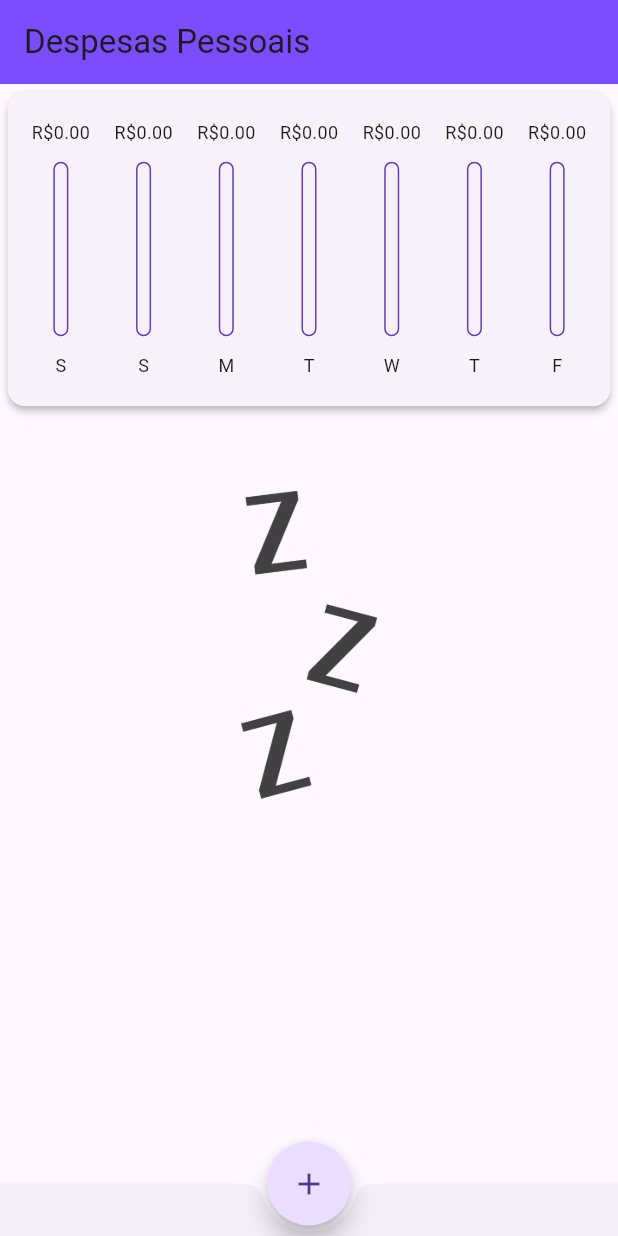
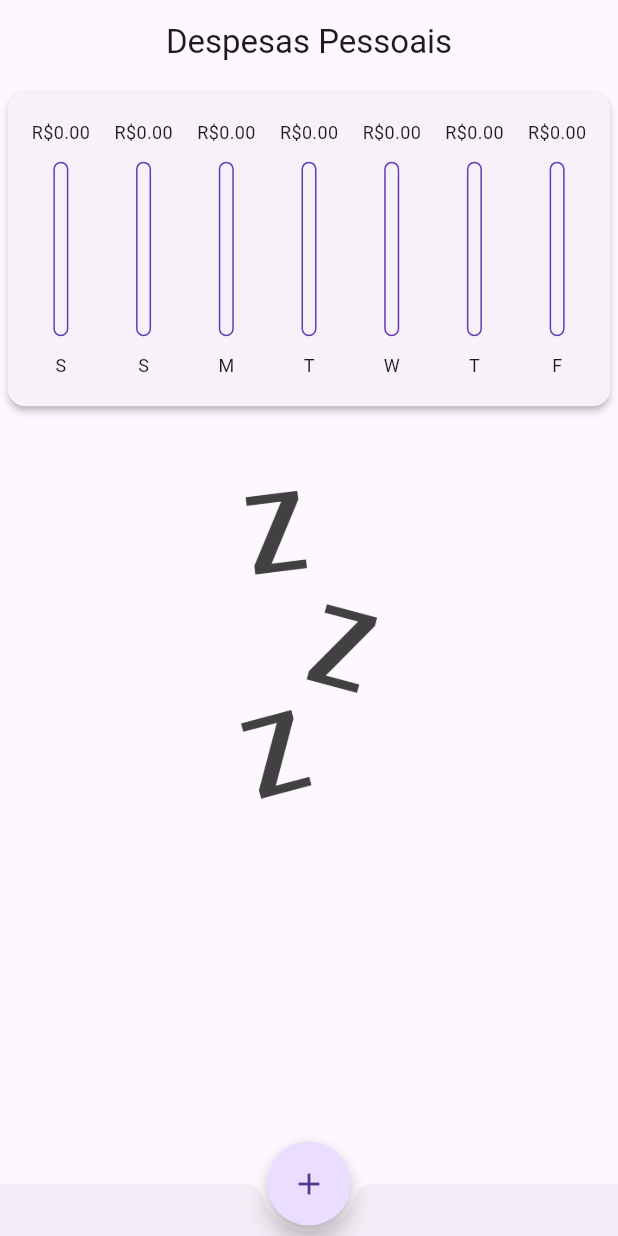
Before and after one commit to KauaHenSilva/dart_flutter_despesas_pessoais, a Flutter app: the screen it shows after launch, on a phone screen of 412 x 824 dp. Run offline on Flutter 3.47's test engine with Material 3 defaults, Android fonts, the phone set to English and light mode, and no system bars.

Commit message:
Update transaction list UI and app bar

```diff
--- a/lib/components/transaction_list.dart
+++ b/lib/components/transaction_list.dart
@@ -36,7 +36,6 @@ class TransactionList extends StatelessWidget {
                   subtitle: Text(
                     DateFormat('d MMM y').format(dbTransactions[index].date),
                   ),
-                  subtitleTextStyle: const TextStyle(color: Colors.grey),
                   trailing: IconButton(
                     onPressed: () => onRemove(dbTransactions[index].id),
                     icon: const Icon(Icons.delete_forever_outlined),
--- a/lib/main.dart
+++ b/lib/main.dart
@@ -83,7 +83,7 @@ class _MyHomePageState extends State<MyHomePage> {
 
     final appBar = AppBar(
       title: const Text("Despesas Pessoais"),
-      backgroundColor: Colors.deepPurpleAccent,
+      centerTitle: true,
       actions: [
         if (isLandscape)
           Switch(
```
